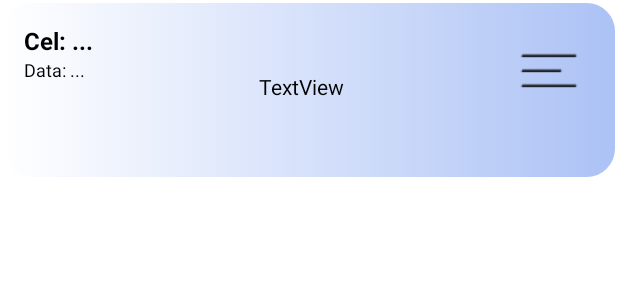
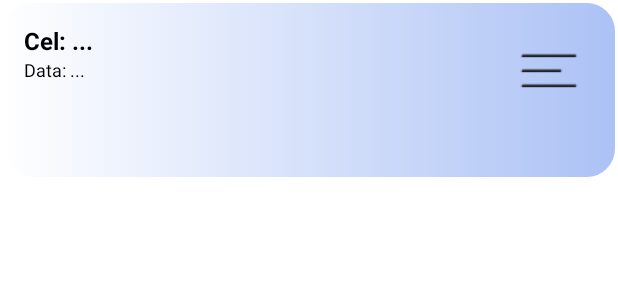
Before and after one commit to Mirae0/AndroidPlanowanieWycieczek, an Android app: the layout item_ranking_trip.xml on its own in the app's theme, with its tools: preview values and no code run, on a phone screen of 412 x 824 dp. Shown: the top 300 px of the screen. Run offline under Robolectric (Android 15) with nearby library versions, the phone set to English and light mode, and no system bars.

Commit message:
Daty poprawka
Baza miała błąd. daty były null

```diff
--- a/app/src/main/java/com/example/androidplanowaniewycieczek/database/DBHandler.java
+++ b/app/src/main/java/com/example/androidplanowaniewycieczek/database/DBHandler.java
@@ -182,7 +182,7 @@ public class DBHandler extends SQLiteOpenHelper {
                 String from = cursor.getString(2);
                 String to = cursor.getString(3);
                 double distance = cursor.getDouble(4);
-                String date = cursor.getString(5);
+                String date = cursor.getString(7);
                 long duration = cursor.getLong(6);
 
                 Trip trip = new Trip(name, from, to, distance, date, duration);
--- a/app/src/main/java/com/example/androidplanowaniewycieczek/ui/firstpage/Trip.java
+++ b/app/src/main/java/com/example/androidplanowaniewycieczek/ui/firstpage/Trip.java
@@ -40,6 +40,9 @@ public class Trip {
         this.durationMillis = durationMillis;
     }
 
+    public String getTripDate(){
+        return tripDate;
+    }
 
     public void startTrip() {
         startTime = System.currentTimeMillis();
--- a/app/src/main/res/layout/item_ranking_trip.xml
+++ b/app/src/main/res/layout/item_ranking_trip.xml
@@ -38,17 +38,4 @@
         app:layout_constraintTop_toTopOf="parent"
         app:layout_constraintEnd_toEndOf="parent"/>
 
-    <TextView
-        android:id="@+id/ranking_distance"
-        android:layout_width="wrap_content"
-        android:layout_height="wrap_content"
-        android:layout_marginStart="32dp"
-        android:layout_marginTop="32dp"
-        android:layout_marginEnd="32dp"
-        android:text="TextView"
-        android:textColor="@color/black"
-        app:layout_constraintEnd_toStartOf="@+id/details_button"
-        app:layout_constraintStart_toEndOf="@+id/ranking_trip_destination"
-        app:layout_constraintTop_toTopOf="parent" />
-
 </androidx.constraintlayout.widget.ConstraintLayout>
```
Also changed, not shown: app/src/main/java/com/example/androidplanowaniewycieczek/ui/firstpage/TripAdapter.java (+4 -4 lines).
